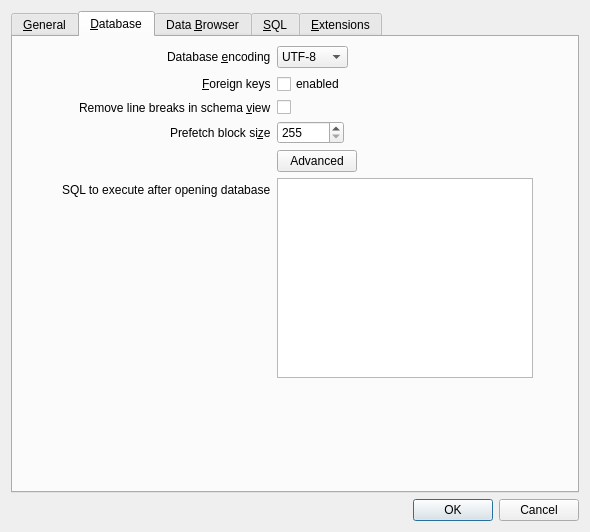
Old version of the form src/PreferencesDialog.ui in the repository sqlitebrowser/sqlitebrowser.
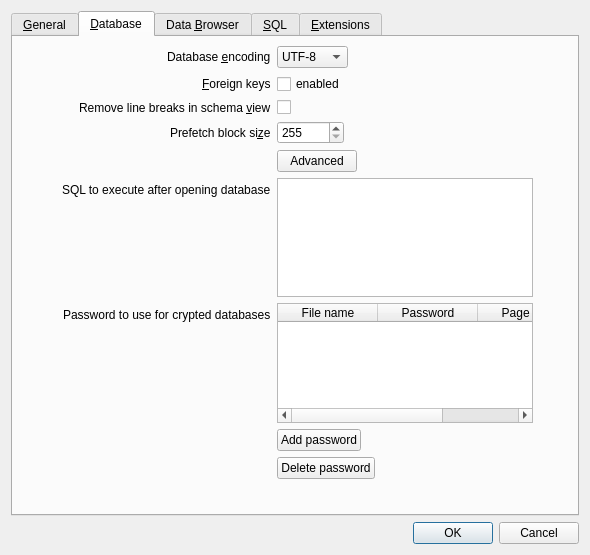
New version of the form. The open tabs and pages were chosen to show the change. Icons and pictures are not drawn. Custom widgets are drawn as their Qt base class.

Commit message: Add preferences table widget for database passwords

```diff
--- a/src/PreferencesDialog.ui
+++ b/src/PreferencesDialog.ui
@@ -7,7 +7,7 @@
     <x>0</x>
     <y>0</y>
     <width>590</width>
-    <height>532</height>
+    <height>555</height>
    </rect>
   </property>
   <property name="windowTitle">
@@ -272,7 +272,7 @@
          </property>
         </widget>
        </item>
-       <item row="7" column="1">
+       <item row="10" column="1">
         <spacer name="horizontalSpacer_2">
          <property name="orientation">
           <enum>Qt::Horizontal</enum>
@@ -285,6 +285,46 @@
          </property>
         </spacer>
        </item>
+       <item row="7" column="0">
+        <widget class="QLabel" name="label_21">
+         <property name="text">
+          <string>Password to use for crypted databases</string>
+         </property>
+        </widget>
+       </item>
+       <item row="7" column="1">
+        <widget class="QTableWidget" name="tableWidgetDatabasePasswords">
+         <column>
+          <property name="text">
+           <string>File name</string>
+          </property>
+         </column>
+         <column>
+          <property name="text">
+           <string>Password</string>
+          </property>
+         </column>
+         <column>
+          <property name="text">
+           <string>Page size</string>
+          </property>
+         </column>
+        </widget>
+       </item>
+       <item row="8" column="1">
+        <widget class="QPushButton" name="buttonAddPassword">
+         <property name="text">
+          <string>Add password</string>
+         </property>
+        </widget>
+       </item>
+       <item row="9" column="1">
+        <widget class="QPushButton" name="buttonDeletePassword">
+         <property name="text">
+          <string>Delete password</string>
+         </property>
+        </widget>
+       </item>
       </layout>
      </widget>
      <widget class="QWidget" name="tab_5">
```
The commit also changes 1 other file.
